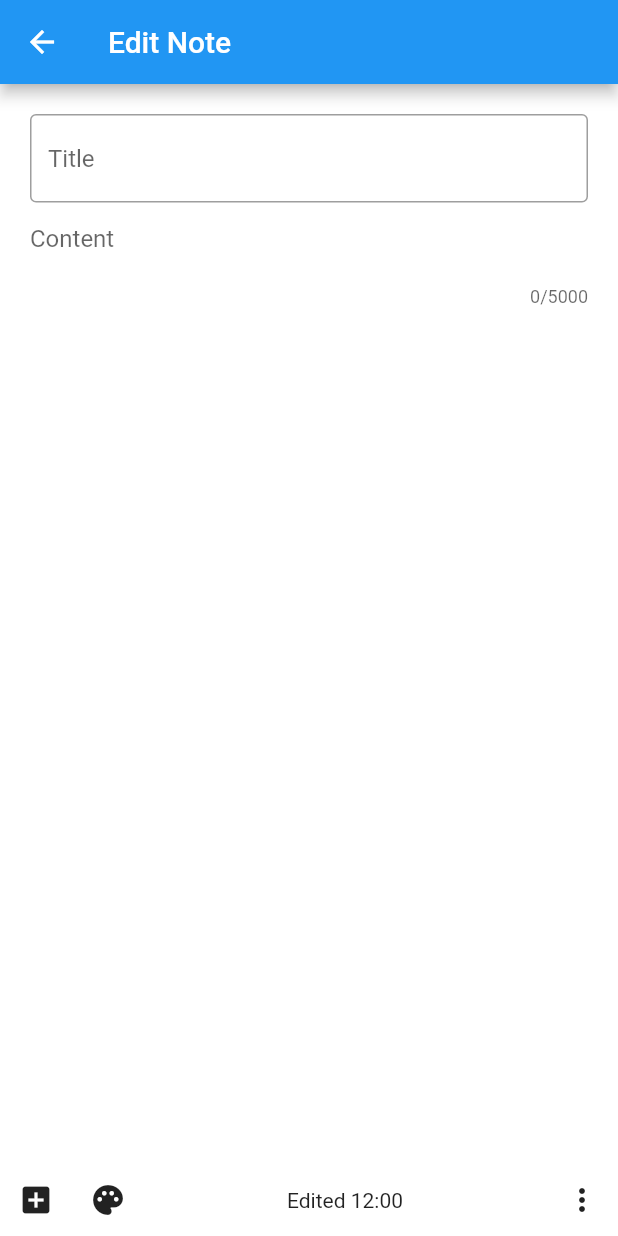
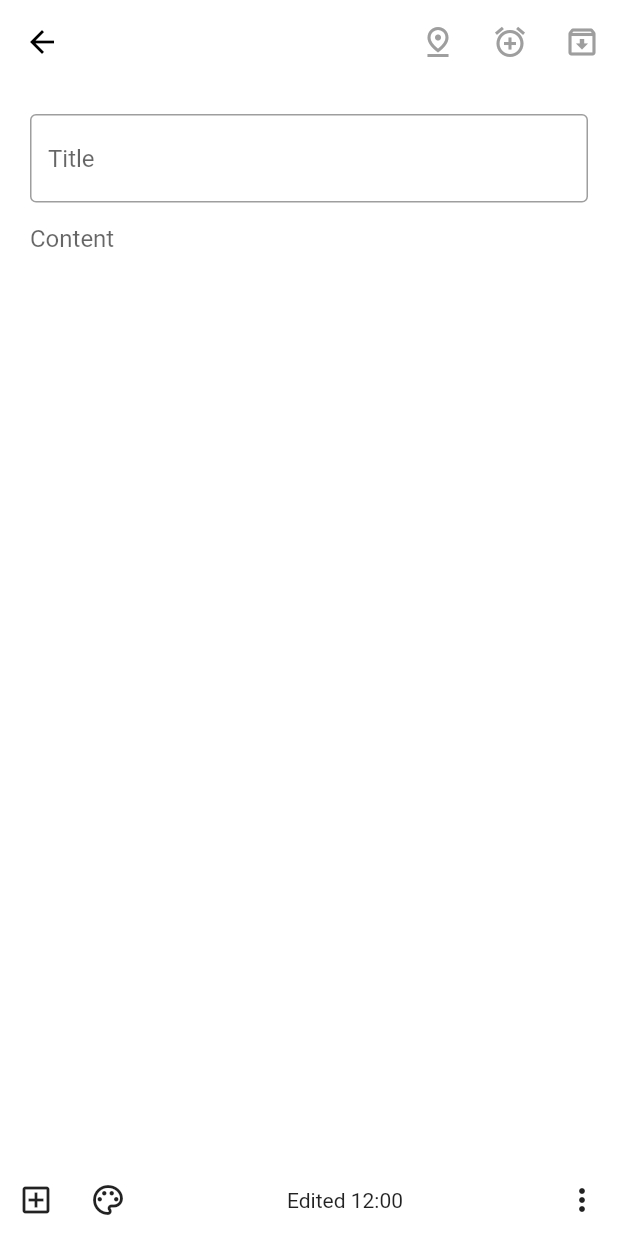
Before and after one commit to EduardMih/google_keep_clone, a Flutter app: the EditNoteView screen opened directly, on a phone screen of 412 x 824 dp. Run offline on Flutter 3.47's test engine with Material 2 defaults, Android fonts, the phone set to English and light mode, and no system bars.

Commit message:
top bar edit note

```diff
--- a/lib/screens/edit_note.dart
+++ b/lib/screens/edit_note.dart
@@ -17,9 +17,7 @@ class _EditNoteViewState extends State<EditNoteView> {
   Widget build(BuildContext context) {
 
     return Scaffold(
-      appBar: AppBar(
-        title: const Text("Edit Note"),
-      ),
+      appBar: _getAppBar(),
       body: _getBody(),
       bottomNavigationBar: _getBottomNavigationBar(),
 
@@ -50,7 +48,6 @@ class _EditNoteViewState extends State<EditNoteView> {
             ),
             controller: _contentTextController,
             maxLines: null,
-            maxLength: 5000,
             textCapitalization: TextCapitalization.sentences,
           )
         ],
@@ -72,11 +69,11 @@ class _EditNoteViewState extends State<EditNoteView> {
             children:  <Widget>[
                 IconButton(
                   onPressed: () => {},
-                  icon: const Icon(Icons.add_box)
+                  icon: const Icon(Icons.add_box_outlined)
                 ),
                 IconButton(
                   onPressed: () => {},
-                  icon: const Icon(Icons.palette)
+                  icon: const Icon(Icons.palette_outlined)
                 )
             ]
           ),
@@ -91,6 +88,29 @@ class _EditNoteViewState extends State<EditNoteView> {
 
   }
 
+  AppBar _getAppBar()
+  {
+
+    return AppBar(
+      backgroundColor: Colors.white,
+      foregroundColor: Colors.grey,
+      leading: const BackButton(color: Colors.black),
+      elevation: 0.0,
+      actions: [
+        IconButton(
+          onPressed: () => {},
+          icon: const Icon(Icons.pin_drop_outlined)),
+        IconButton(
+          onPressed: () => {},
+          icon: const Icon(Icons.add_alarm)),
+        IconButton(
+          onPressed: () => {},
+          icon: const Icon(Icons.archive_outlined))
+      ],
+    );
+
+  }
+
   @override
   void dispose() {
     _titleTextController.dispose();
```
